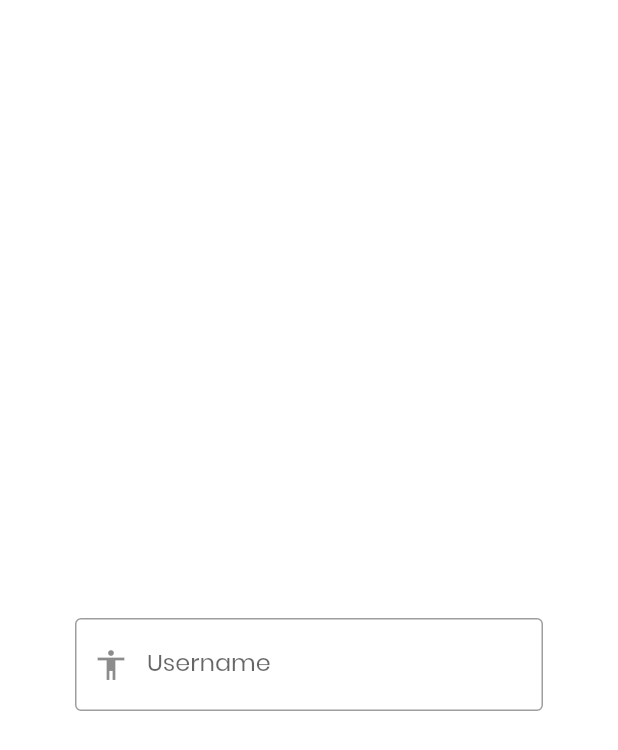
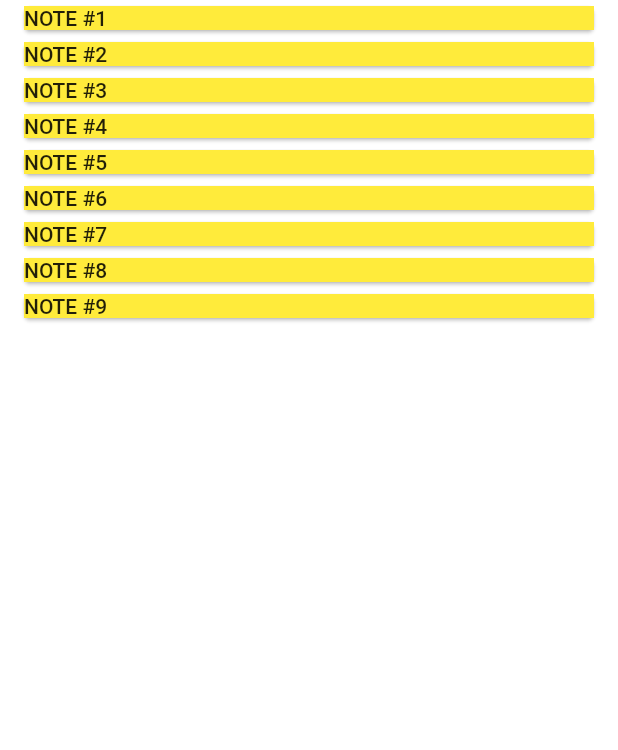
Before and after one commit to acoudray1/hupomnesis, a Flutter app: the screen it shows after launch, on a phone screen of 412 x 824 dp. Shown: the top 750 px of the screen. Run offline on Flutter 3.47's test engine with Material 2 defaults, Android fonts, the phone set to English and light mode, and no system bars; our stand-ins replace rxdart, shared_preferences.

Commit message:
HUP-2 :  Notes fetching done

```diff
--- a/lib/main.dart
+++ b/lib/main.dart
@@ -1,6 +1,7 @@
 import 'package:flutter/material.dart';
 import 'package:flutter/services.dart';
 import 'package:hupomnesis/src/views/login_sign_up.dart';
+import 'package:hupomnesis/src/views/note_view.dart';
 import 'package:hupomnesis/src/views/root.dart';
 
 void main() {
@@ -23,7 +24,7 @@ class Hupomnesis extends StatelessWidget {
   Widget build(BuildContext context) {
     return MaterialApp(
       title: 'Hupomnesis',
-      home: LoginSignUpPage(),
+      home: NoteView(),
       theme: ThemeData(
         primarySwatch: Colors.blue,
         canvasColor: Colors.white,
--- /dev/null
+++ b/lib/src/bloc/note_bloc.dart
@@ -0,0 +1,28 @@
+import 'dart:async';
+import 'package:hupomnesis/src/model/note.dart';
+import 'package:hupomnesis/src/resources/repository.dart';
+import 'package:rxdart/rxdart.dart';
+
+class NoteBloc {
+
+  Repository repository = Repository();
+
+  List<Note> notes = <Note>[];
+
+  final BehaviorSubject<List<Note>> _notesFetcher = BehaviorSubject<List<Note>>();
+
+  Observable<List<Note>> get notesStream => _notesFetcher.stream;
+
+  StreamSink<List<Note>> get notesSink => _notesFetcher.sink;
+
+  // Fetch notes from json and then add them to the StreamBuilder sink
+  Future<void> bfetchNotesFromJson() async {
+    notes = await repository.fetchAllNotes();
+
+    notesSink.add(notes);
+  }
+
+  void dispose() {
+    _notesFetcher.close();
+  }
+}
--- a/lib/src/resources/repository.dart
+++ b/lib/src/resources/repository.dart
@@ -6,6 +6,8 @@ import 'package:hupomnesis/src/resources/note_manager.dart';
 ///
 class Repository {
 
+  Repository();
+
   final NoteManager noteManager = NoteManager();
 
   // Method used to fetch notes from a json file
--- /dev/null
+++ b/lib/src/views/note_view.dart
@@ -0,0 +1,52 @@
+import 'package:flutter/material.dart';
+import 'package:hupomnesis/src/bloc/note_bloc.dart';
+import 'package:hupomnesis/src/model/note.dart';
+
+class NoteView extends StatelessWidget {
+  final NoteBloc noteBloc = NoteBloc();
+
+  List<Note> notes = <Note>[];
+
+  @override
+  Widget build(BuildContext context) {
+    noteBloc.bfetchNotesFromJson();
+
+    return Scaffold(
+      body: StreamBuilder<List<Note>>(
+        stream: noteBloc.notesStream,
+        initialData: notes,
+        builder: (BuildContext context, AsyncSnapshot<List<Note>> snapshot) {
+          if (snapshot.hasData) {
+            notes = snapshot.data;
+            return listOfNotes(context);
+          } else {
+            return const CircularProgressIndicator();
+          }
+        },
+      ),
+    );
+  }
+
+  /// List of Notes builder
+  Widget listOfNotes(BuildContext context) {
+
+    return ListView.builder(
+      itemBuilder: _buildCard,
+      itemCount: notes.length,
+    );
+  }
+
+  /// Note card builder
+  Widget _buildCard(BuildContext context, int index) {
+
+    return Padding(
+      padding: const EdgeInsets.symmetric(horizontal: 12.0),
+      child: Card(
+        child: Container(
+          color: Colors.yellow,
+          child: Text(notes[index].name),
+        ),
+      ),
+    );
+  }
+}
--- a/pubspec.yaml
+++ b/pubspec.yaml
@@ -11,6 +11,7 @@ dependencies:
     sdk: flutter
   shared_preferences: ^0.5.2
   flutter_local_notifications: ^0.5.2
+  rxdart: ^0.21.0
 
 
 dev_dependencies:
@@ -33,5 +34,7 @@ flutter:
         weight: 200
       - asset: assets/fonts/Roboto-Medium.ttf
         weight: 400
+
+  # To add assets to your application
   assets:
-    - assets/notes.json
+  - assets/notes.json
```
